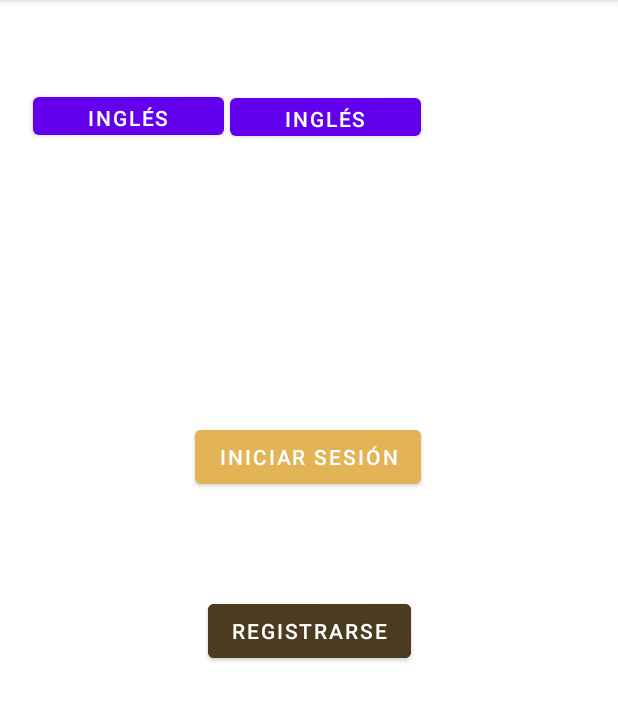
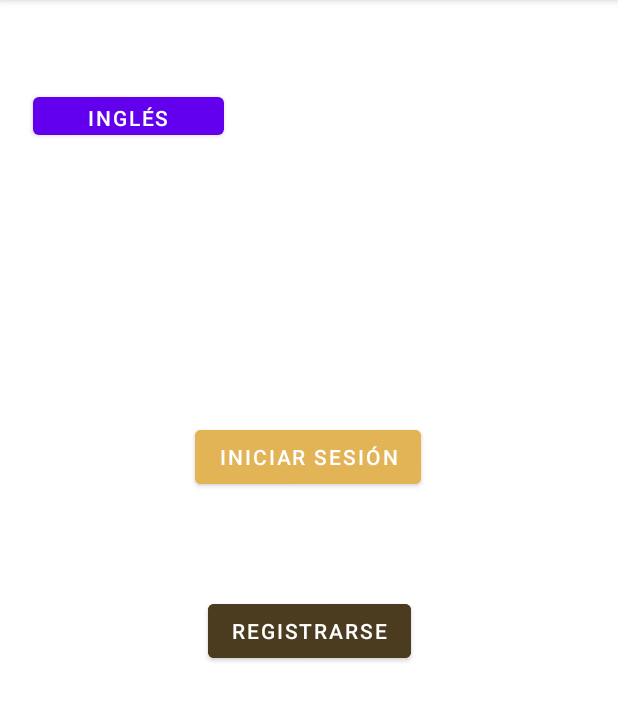
Before and after one commit to DarkPathUnderTheSun/My-Application, an Android app: the screen it shows after launch (MainActivity), on a phone screen of 412 x 824 dp, the part 84-805 px from its top. Run offline under Robolectric (Android 15) with nearby library versions, the phone set to English and light mode, and no system bars.

Commit message:
Commit de lenguaje.... todas las etiquetas del lenguaje ya realizadas, botón con metodo incluuido ya funciona pero se cambia al volver al menú

```diff
--- a/app/src/main/res/layout/activity_main.xml
+++ b/app/src/main/res/layout/activity_main.xml
@@ -46,16 +46,4 @@
         app:layout_constraintTop_toTopOf="parent"
         app:layout_constraintVertical_bias="0.242" />
 
-    <Button
-        android:id="@+id/cIdioma2"
-        android:layout_width="127dp"
-        android:layout_height="37dp"
-        android:text="@string/changeLanguage"
-        app:layout_constraintBottom_toTopOf="@+id/IniciarSesion"
-        app:layout_constraintEnd_toEndOf="parent"
-        app:layout_constraintHorizontal_bias="0.538"
-        app:layout_constraintStart_toStartOf="parent"
-        app:layout_constraintTop_toTopOf="parent"
-        app:layout_constraintVertical_bias="0.243" />
-
 </androidx.constraintlayout.widget.ConstraintLayout>
```
